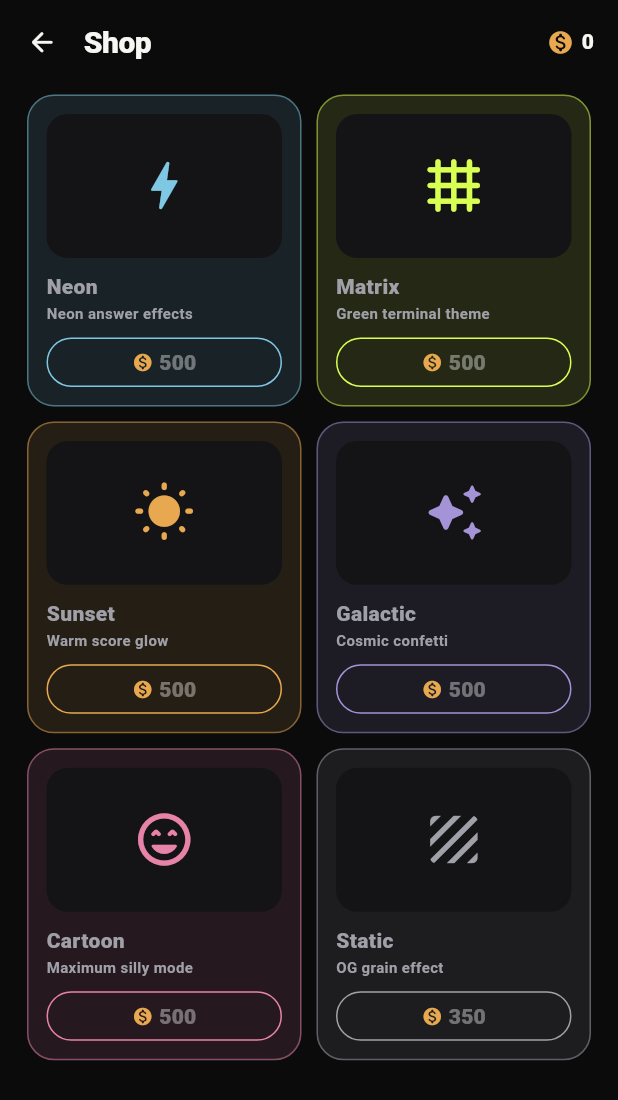
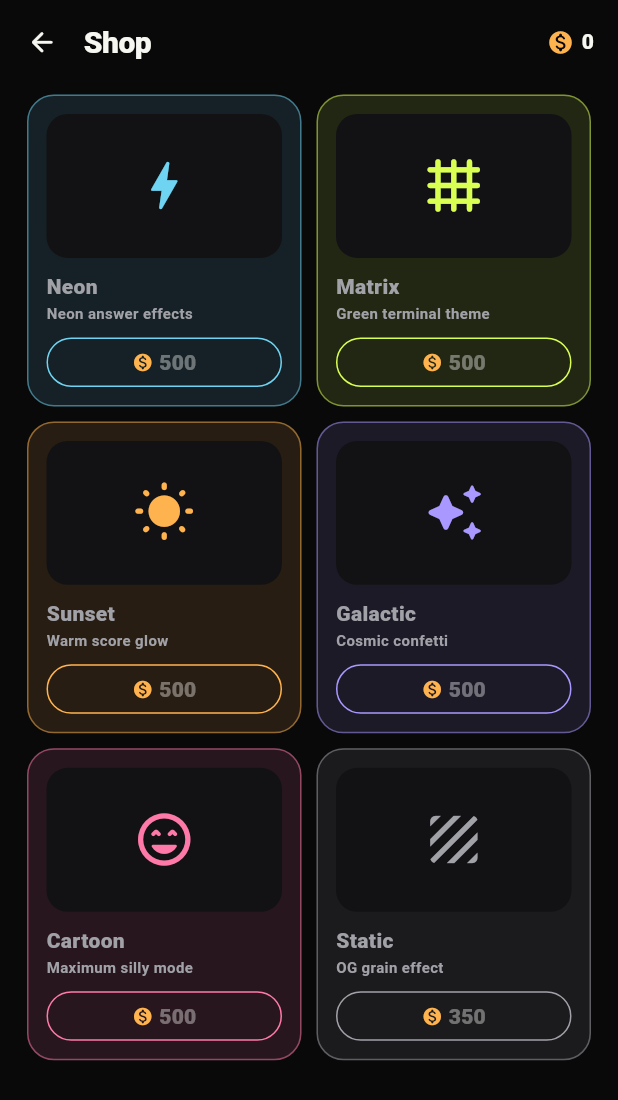
Before and after one commit to Deepak9305/brainrot-quiz, a Flutter app: the ShopScreen screen opened by its route, on a phone screen of 412 x 824 dp. Shown: the top 1100 px of the screen. Run offline on Flutter 3.47's test engine with Material 3 defaults, Android fonts, the phone set to English and light mode, and no system bars; our stand-ins replace flutter_riverpod, go_router, google_mobile_ads, shared_preferences; accounts and stored records are empty.

Commit message:
Add real accent themes and tighten visual system

```diff
--- a/lib/core/theme/app_theme.dart
+++ b/lib/core/theme/app_theme.dart
@@ -2,34 +2,41 @@ import 'package:flutter/cupertino.dart';
 import 'package:flutter/material.dart';
 
 class AppColors {
-  static const background = Color(0xFF0B0B0C);
-  static const surface = Color(0xFF141416);
-  static const surfaceRaised = Color(0xFF1B1B1E);
+  static const background = Color(0xFF09090A);
+  static const surface = Color(0xFF121214);
+  static const surfaceRaised = Color(0xFF1A1A1D);
   static const surfaceSoft = Color(0xFF202024);
   static const border = Color(0xFF2B2B30);
-  static const ink = Color(0xFFF6F6F2);
-  static const muted = Color(0xFFA0A0A8);
+  static const ink = Color(0xFFF7F7F2);
+  static const muted = Color(0xFFA1A1A8);
   static const subtle = Color(0xFF707078);
 
-  // Acid lime is the product accent. The rest are semantic/game-mode accents.
   static const lime = Color(0xFFD9FF53);
-  static const cyan = Color(0xFF7EC8E3);
-  static const pink = Color(0xFFE783A9);
-  static const orange = Color(0xFFE7A84F);
-  static const red = Color(0xFFEA6D78);
-  static const purple = Color(0xFFA493D6);
+  static const cyan = Color(0xFF6FD4F2);
+  static const pink = Color(0xFFFF79A8);
+  static const orange = Color(0xFFFFB34F);
+  static const red = Color(0xFFFF6678);
+  static const purple = Color(0xFFA998FF);
 }
 
 class AppTheme {
-  static ThemeData dark() {
+  static Color accentForTheme(String id) => switch (id) {
+        'cyan' => AppColors.cyan,
+        'pink' => AppColors.pink,
+        'orange' => AppColors.orange,
+        'purple' => AppColors.purple,
+        _ => AppColors.lime,
+      };
+
+  static ThemeData dark({Color accent = AppColors.lime}) {
     final base = ThemeData.dark(useMaterial3: true);
 
     return base.copyWith(
       scaffoldBackgroundColor: AppColors.background,
       canvasColor: AppColors.background,
-      colorScheme: const ColorScheme.dark(
+      colorScheme: ColorScheme.dark(
         surface: AppColors.surface,
-        primary: AppColors.lime,
+        primary: accent,
         secondary: AppColors.cyan,
         error: AppColors.red,
       ),
@@ -39,41 +46,41 @@ class AppTheme {
           .apply(bodyColor: AppColors.ink, displayColor: AppColors.ink)
           .copyWith(
             displayLarge: const TextStyle(
-              fontSize: 40,
-              height: .96,
-              letterSpacing: -1.8,
+              fontSize: 42,
+              height: .92,
+              letterSpacing: -2.2,
               fontWeight: FontWeight.w900,
               color: AppColors.ink,
             ),
             headlineLarge: const TextStyle(
-              fontSize: 29,
-              height: 1.02,
-              letterSpacing: -1.0,
+              fontSize: 30,
+              height: .98,
+              letterSpacing: -1.2,
               fontWeight: FontWeight.w900,
               color: AppColors.ink,
             ),
             titleLarge: const TextStyle(
               fontSize: 20,
-              height: 1.12,
-              letterSpacing: -.35,
+              height: 1.08,
+              letterSpacing: -.45,
               fontWeight: FontWeight.w800,
               color: AppColors.ink,
             ),
             titleMedium: const TextStyle(
               fontSize: 16,
-              height: 1.2,
+              height: 1.18,
               fontWeight: FontWeight.w800,
               color: AppColors.ink,
             ),
             bodyLarge: const TextStyle(
               fontSize: 16,
-              height: 1.4,
+              height: 1.36,
               fontWeight: FontWeight.w600,
               color: AppColors.ink,
             ),
             bodyMedium: const TextStyle(
               fontSize: 14,
-              height: 1.38,
+              height: 1.36,
               fontWeight: FontWeight.w500,
               color: AppColors.muted,
             ),
@@ -93,22 +100,23 @@ class AppTheme {
       ),
       snackBarTheme: SnackBarThemeData(
         behavior: SnackBarBehavior.floating,
-        backgroundColor: AppColors.surfaceRaised,
+        backgroundColor: AppColors.ink,
         contentTextStyle: base.textTheme.bodyMedium?.copyWith(
-          color: AppColors.ink,
+          color: Colors.black,
           fontWeight: FontWeight.w700,
         ),
-        shape: RoundedRectangleBorder(borderRadius: BorderRadius.circular(12)),
+        shape: RoundedRectangleBorder(borderRadius: BorderRadius.circular(8)),
       ),
       dialogTheme: DialogThemeData(
         backgroundColor: AppColors.surface,
         surfaceTintColor: Colors.transparent,
-        shape: RoundedRectangleBorder(borderRadius: BorderRadius.circular(18)),
+        shape: RoundedRectangleBorder(borderRadius: BorderRadius.circular(10)),
       ),
       bottomSheetTheme: const BottomSheetThemeData(
         backgroundColor: AppColors.surface,
         surfaceTintColor: Colors.transparent,
         modalBackgroundColor: AppColors.surface,
+        showDragHandle: false,
       ),
       pageTransitionsTheme: const PageTransitionsTheme(
         builders: {
```
